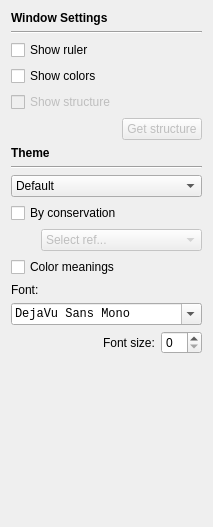
Before: the Qt Designer form linnaeo/ui/ali_settings.ui in beowulfey/pylinnaeo, drawn with Qt 5.
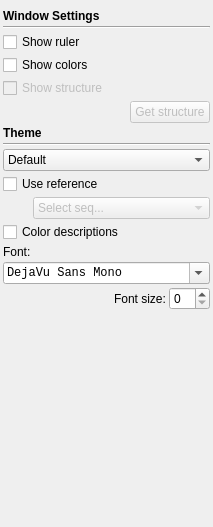
After: the same form once the commit is applied.

Commit message: Color descriptions added for all themes.

```diff
--- a/linnaeo/ui/ali_settings.ui
+++ b/linnaeo/ui/ali_settings.ui
@@ -20,6 +20,21 @@
    <string>Form</string>
   </property>
   <layout class="QVBoxLayout" name="verticalLayout">
+   <property name="spacing">
+    <number>3</number>
+   </property>
+   <property name="leftMargin">
+    <number>3</number>
+   </property>
+   <property name="topMargin">
+    <number>9</number>
+   </property>
+   <property name="rightMargin">
+    <number>3</number>
+   </property>
+   <property name="bottomMargin">
+    <number>3</number>
+   </property>
    <item>
     <widget class="QLabel" name="label_3">
      <property name="font">
@@ -186,7 +201,7 @@
       <string>Color only conserved residues</string>
      </property>
      <property name="text">
-      <string>By conservation</string>
+      <string>Use reference</string>
      </property>
     </widget>
    </item>
@@ -217,11 +232,11 @@
         <string>Choose color theme for alignment</string>
        </property>
        <property name="currentText">
-        <string>Select ref...</string>
+        <string>Select seq...</string>
        </property>
        <item>
         <property name="text">
-         <string>Select ref...</string>
+         <string>Select seq...</string>
         </property>
        </item>
       </widget>
@@ -237,7 +252,7 @@
       <string>Display color explanation</string>
      </property>
      <property name="text">
-      <string>Color meanings</string>
+      <string>Color descriptions</string>
      </property>
     </widget>
    </item>
```
The commit also changes 5 other files.
